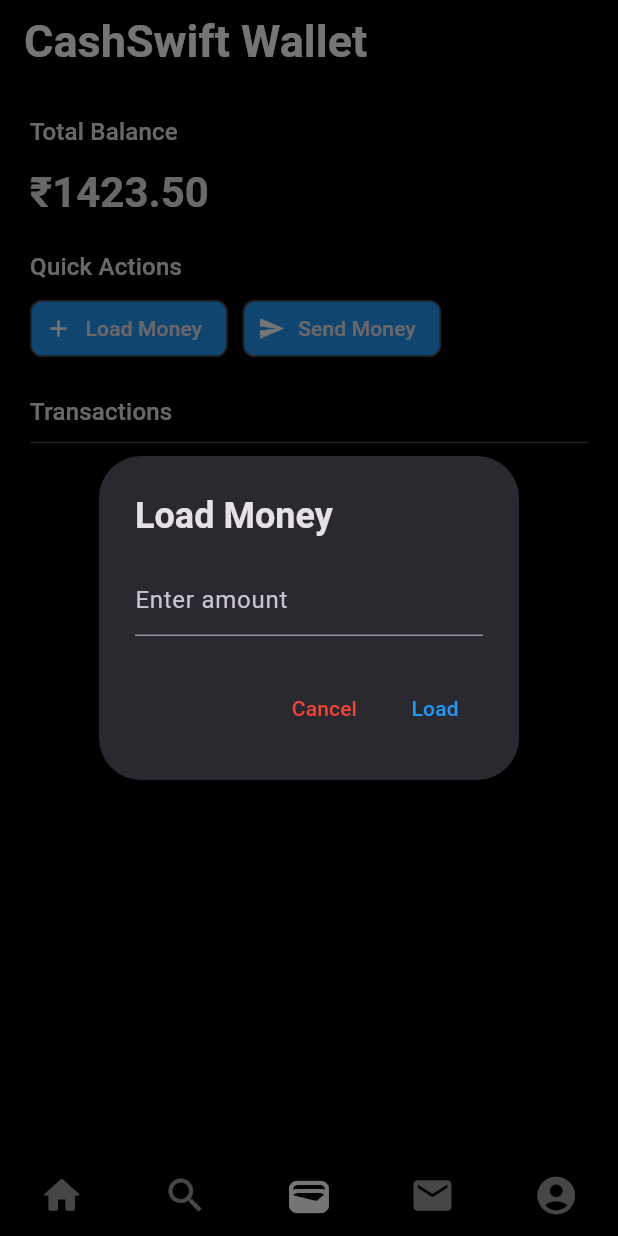
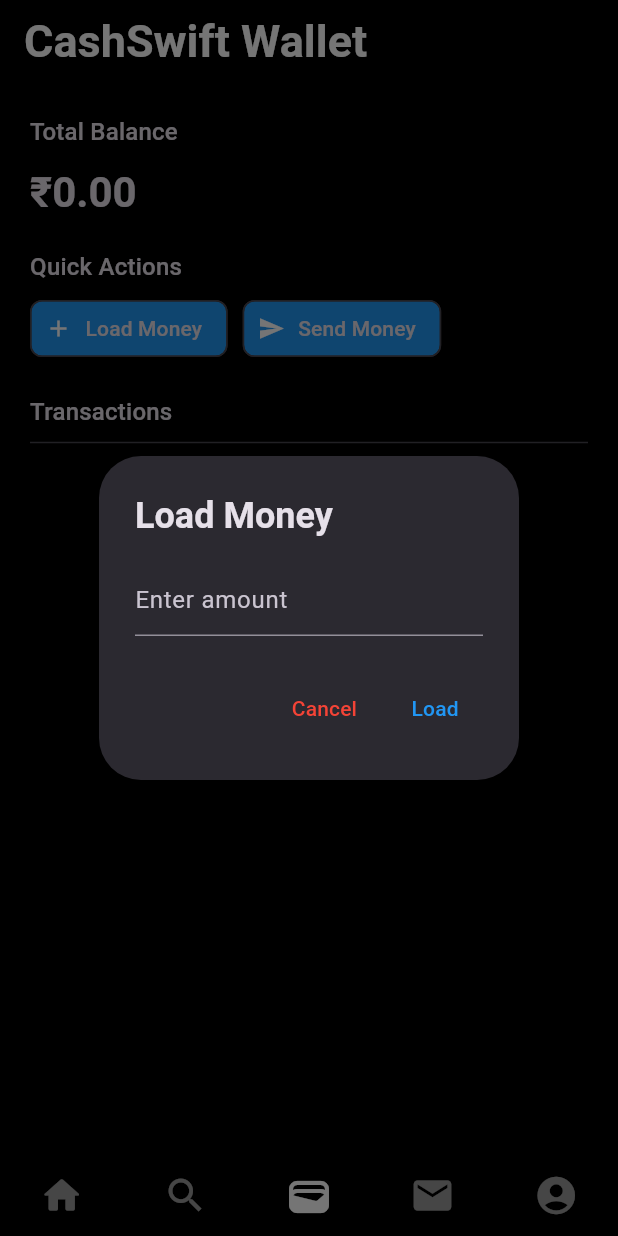
Before and after one commit to notshourya/PulseSocialXCashswift, a Flutter app: the screen it shows once a user with an empty profile is signed in, item 3 of the bottom bar chosen, after a tap on "Load Money", on a phone screen of 412 x 824 dp. Run offline on Flutter 3.47's test engine with Material 3 defaults, Android fonts, the phone set to English and light mode, and no system bars; our stand-ins replace animated_text_kit, cloud_firestore, firebase_auth, firebase_core, firebase_storage, flutter_spinkit and 3 more; accounts and stored records are empty; network calls fail.

Commit message:
Implement new features like payment. still an error in transaction history tho

```diff
--- a/lib/main.dart
+++ b/lib/main.dart
@@ -7,7 +7,6 @@ import 'package:pulse_social/responsive/mobile_screen_layout.dart';
 import 'package:pulse_social/responsive/responsive_layout_screen.dart';
 import 'package:pulse_social/responsive/tablet_screen_layout_screen.dart';
 import 'package:pulse_social/responsive/webscreen_layout.dart';
-//import 'package:pulse_social/screens/home_screen.dart';
 import 'package:pulse_social/screens/login_screen.dart';
 import 'package:pulse_social/screens/signup_screen.dart';
 import 'package:pulse_social/utility/colors.dart';
--- a/lib/model/user.dart
+++ b/lib/model/user.dart
@@ -24,20 +24,24 @@ class User {
   });
 
   static User fromSnap(DocumentSnapshot snap) {
-    var snapshot = snap.data() as Map<String, dynamic>;
+  if (!snap.exists) {
+    throw Exception("User does not exist");
+  }
 
-    return User(
-      username: snapshot["username"],
-      uid: snapshot["uid"],
-      email: snapshot["email"],
-      photoUrl: snapshot["photoUrl"] ?? "",
-      bio: snapshot["bio"],
-      followers: snapshot["followers"],
-      following: snapshot["following"],
-      accountBalance: snapshot["accountBalance"]?.toDouble() ?? 0.0, // Safely convert to double
-      upiId: snapshot["upiId"] ?? "${snapshot["username"]}@cashswift", // Default UPI ID if not set
-    );
-  }
+  var snapshot = snap.data() as Map<String, dynamic>? ?? {}; // Provides an empty map as a fallback
+
+  return User(
+    username: snapshot["username"] ?? "", // Provide default values to avoid null
+    uid: snapshot["uid"] ?? "",
+    email: snapshot["email"] ?? "",
+    photoUrl: snapshot["photoUrl"] ?? "",
+    bio: snapshot["bio"] ?? "",
+    followers: snapshot["followers"] ?? [],
+    following: snapshot["following"] ?? [],
+    accountBalance: snapshot["accountBalance"]?.toDouble() ?? 0.0, // Safely convert to double
+    upiId: snapshot["upiId"] ?? "${snapshot["username"] ?? ""}@cashswift", // Handle null username
+  );
+}
 
   Map<String, dynamic> toJson() => {
         "username": username,
--- a/lib/responsive/webscreen_layout.dart
+++ b/lib/responsive/webscreen_layout.dart
@@ -12,7 +12,7 @@ class WebScreenLayout extends StatefulWidget {
 
 class _WebScreenLayoutState extends State<WebScreenLayout> {
   int _page = 0;
-  late PageController pageController; // for tabs animation
+  late PageController pageController;
 
   @override
   void initState() {
@@ -33,7 +33,6 @@ class _WebScreenLayoutState extends State<WebScreenLayout> {
   }
 
   void navigationTapped(int page) {
-    //Animating Page
     pageController.jumpToPage(page);
     setState(() {
       _page = page;
--- a/lib/screens/addpost_screen.dart
+++ b/lib/screens/addpost_screen.dart
@@ -129,7 +129,7 @@ class _AddPostScreenState extends State<AddPostScreen> {
         centerTitle: true,
       ),
       body: isLoading
-          ? const Center(child: CircularProgressIndicator())
+          ? const Center(child: CircularProgressIndicator(color: Colors.blue,))
           : _file == null ? buildSelectionScreen() : buildPostForm(userProvider),
       floatingActionButton: _file != null ? FloatingActionButton(
         onPressed: () => postImage(
--- a/lib/screens/cashswift_screen.dart
+++ b/lib/screens/cashswift_screen.dart
@@ -1,8 +1,9 @@
+import 'package:cloud_firestore/cloud_firestore.dart';
 import 'package:flutter/material.dart';
+import 'package:intl/intl.dart';
 import 'package:pulse_social/screens/payments_screen.dart';
 import 'package:pulse_social/utility/colors.dart';
-import 'package:flutter/material.dart';
-
+import 'package:firebase_auth/firebase_auth.dart';
 
 class WalletHomePage extends StatefulWidget {
   @override
@@ -10,7 +11,41 @@ class WalletHomePage extends StatefulWidget {
 }
 
 class _WalletHomePageState extends State<WalletHomePage> {
-  double _accountBalance = 1423.50;
+  double _accountBalance = 0.0;
+
+  @override
+  void initState() {
+    super.initState();
+    fetchUserBalance();
+  }
+
+  Future<void> fetchUserBalance() async {
+    User? currentUser = FirebaseAuth.instance.currentUser;
+    if (currentUser != null) {
+      var userData = await FirebaseFirestore.instance
+          .collection('users')
+          .doc(currentUser.uid)
+          .get();
+      setState(() {
+        _accountBalance = userData.data()?['accountBalance']?.toDouble() ?? 0.0;
+      });
+    }
+  }
+
+  void updateAccountBalance(double amount) async {
+    User? currentUser = FirebaseAuth.instance.currentUser;
+    if (currentUser != null) {
+      double newBalance = _accountBalance + amount;
+      if (newBalance >= 0) {
+        await FirebaseFirestore.instance
+            .collection('users')
+            .doc(currentUser.uid)
+            .update({
+          'accountBalance': newBalance,
+        }).then((value) => fetchUserBalance());
+      }
+    }
+  }
 
   void _loadMoneyDialog() {
     final TextEditingController _amountController = TextEditingController();
@@ -18,24 +53,33 @@ class _WalletHomePageState extends State<WalletHomePage> {
       context: context,
       builder: (BuildContext context) {
         return AlertDialog(
-          title: Text('Load Money', style: TextStyle(fontWeight: FontWeight.bold),),
+          title: const Text('Load Money',
+              style: TextStyle(fontWeight: FontWeight.bold)),
           content: TextField(
             keyboardType: TextInputType.number,
-            decoration: InputDecoration(hintText: 'Enter amount'),
+            decoration: const InputDecoration(hintText: 'Enter amount'),
             controller: _amountController,
           ),
           actions: <Widget>[
             TextButton(
-              child: Text('Cancel', style: TextStyle(color: Colors.red),),
+              child: const Text('Cancel', style: TextStyle(color: Colors.red)),
               onPressed: () => Navigator.of(context).pop(),
             ),
             TextButton(
-              child: Text('Load' , style: TextStyle(color: Colors.blue),),
+              child: const Text('Load', style: TextStyle(color: Colors.blue)),
               onPressed: () {
-                setState(() {
-                  _accountBalance += double.parse(_amountController.text);
-                });
-                Navigator.of(context).pop();
+                double amount = double.tryParse(_amountController.text) ?? 0;
+                if (amount > 0) {
+                  updateAccountBalance(amount);
+                  Navigator.of(context).pop();
+                } else {
+                  Navigator.of(context).pop();
+                  ScaffoldMessenger.of(context).showSnackBar(
+                    const SnackBar(
+                        content: Text(
+                            "Please enter a valid amount greater than zero.")),
+                  );
+                }
               },
             ),
           ],
@@ -49,26 +93,75 @@ class _WalletHomePageState extends State<WalletHomePage> {
       context,
       MaterialPageRoute(
         builder: (context) => PaymentScreen(
-          accountBalance: _accountBalance,
-          onPaymentMade: (double amount) {
-            setState(() {
-              _accountBalance -= amount;
-            });
-          }
-        ),
+            accountBalance: _accountBalance,
+            onPaymentMade: (double amount) {
+              updateAccountBalance(-amount);
+            }),
       ),
     );
   }
 
+  Widget buildTransactionHistory() {
+    return StreamBuilder(
+      stream: FirebaseFirestore.instance
+          .collection('transactions')
+          .orderBy('timestamp', descending: true)
+          .snapshots(),
+      builder: (BuildContext context, AsyncSnapshot<QuerySnapshot> snapshot) {
+        if (snapshot.connectionState == ConnectionState.waiting) {
+          return const Center(child: CircularProgressIndicator());
+        }
 
+        if (snapshot.hasError) {
+          return Center(child: Text('Error: ${snapshot.error}'));
+        }
 
+        if (snapshot.hasData && snapshot.data!.docs.isEmpty) {
+          return const Center(child: Text('No transactions yet.'));
+        }
 
+        return ListView.builder(
+          itemCount: snapshot.data!.docs.length,
+          itemBuilder: (BuildContext context, int index) {
+            var transaction = snapshot.data!.docs[index];
+            return ListTile(
+              leading: Icon(
+                transaction['type'] == 'credit'
+                    ? Icons.arrow_downward
+                    : Icons.arrow_upward,
+                color: transaction['type'] == 'credit'
+                    ? Colors.green
+                    : Colors.red,
+              ),
+              title: Text(transaction['description']),
+              subtitle: Text(
+                DateFormat.yMMMd().add_jm().format(
+                    (transaction['timestamp'] as Timestamp).toDate()),
+              ),
+              trailing: Text(
+                '₹${transaction['amount'].toStringAsFixed(2)}',
+                style: TextStyle(
+                  color: transaction['type'] == 'credit'
+                      ? Colors.green
+                      : Colors.red,
+                ),
+              ),
+            );
+          },
+        );
+      },
+    );
+  }
 
   @override
   Widget build(BuildContext context) {
     return Scaffold(
       appBar: AppBar(
-        title: Text('CashSwift Wallet', style: TextStyle(color: Colors.white, fontWeight: FontWeight.bold, fontSize: 30)),
+        title: Text('CashSwift Wallet',
+            style: TextStyle(
+                color: Colors.white,
+                fontWeight: FontWeight.bold,
+                fontSize: 30)),
         backgroundColor: mobileBackgroundcolor,
       ),
       body: SingleChildScrollView(
@@ -84,7 +177,10 @@ class _WalletHomePageState extends State<WalletHomePage> {
               SizedBox(height: 10),
               Text(
                 '₹${_accountBalance.toStringAsFixed(2)}',
-                style: Theme.of(context).textTheme.headline4?.copyWith(fontWeight: FontWeight.bold),
+                style: Theme.of(context)
+                    .textTheme
+                    .headline4
+                    ?.copyWith(fontWeight: FontWeight.bold),
               ),
               SizedBox(height: 20),
               Text(
@@ -110,13 +206,13 @@ class _WalletHomePageState extends State<WalletHomePage> {
                 ],
               ),
               SizedBox(height: 20),
-              Text(
-                'Transactions',
-                style: Theme.of(context).textTheme.subtitle1,
+              Text('Transactions',
+                  style: Theme.of(context).textTheme.subtitle1),
+              Divider(),
+              Container(
+                height: 200,
+                child: buildTransactionHistory(),
               ),
-              Divider(),
-
-
             ],
           ),
         ),
--- a/lib/screens/comment_screen.dart
+++ b/lib/screens/comment_screen.dart
@@ -10,7 +10,7 @@ import 'package:provider/provider.dart';
 class CommentsScreen extends StatefulWidget {
   final Map<String, dynamic> snap;
 
-  const CommentsScreen({Key? key, required this.snap}) : super(key: key);
+  const CommentsScreen({super.key, required this.snap});
 
   @override
   _CommentsScreenState createState() => _CommentsScreenState();
@@ -98,6 +98,7 @@ class _CommentsScreenState extends State<CommentsScreen> {
                       decoration: BoxDecoration(
                         color: Colors.white24,
                         borderRadius: BorderRadius.circular(25),
+
                       ),
                       child: TextField(
                         controller: _commentController,
--- a/lib/screens/feed_screen.dart
+++ b/lib/screens/feed_screen.dart
@@ -1,23 +1,26 @@
-import 'package:cloud_firestore/cloud_firestore.dart';
 import 'package:flutter/material.dart';
 import 'package:flutter_svg/svg.dart';
 import 'package:pulse_social/screens/addpost_screen.dart';
 import 'package:pulse_social/screens/apollo_ai.dart';
 import 'package:pulse_social/utility/colors.dart';
+import 'package:pulse_social/utility/global_variables.dart';
 import 'package:pulse_social/widgets/post_card.dart';
+import 'package:cloud_firestore/cloud_firestore.dart';
 
 class FeedScreen extends StatelessWidget {
   const FeedScreen({Key? key}) : super(key: key);
 
   @override
   Widget build(BuildContext context) {
+    double width = MediaQuery.of(context).size.width; // Get the width of the screen
+
     return Scaffold(
       appBar: AppBar(
         backgroundColor: mobileBackgroundcolor,
         title: SvgPicture.asset(
           'assets/Pulse_Social_logo.svg',
           color: Colors.white,
-          height: 40, // Adjust the size according to your AppBar height
+          height: 40,
         ),
         actions: [
           IconButton(
@@ -30,6 +33,7 @@ class FeedScreen extends StatelessWidget {
           ),
         ],
       ),
+
       body: StreamBuilder<QuerySnapshot<Map<String, dynamic>>>(
         stream: FirebaseFirestore.instance.collection('posts').snapshots(),
         builder: (context, snapshot) {
@@ -56,7 +60,13 @@ class FeedScreen extends StatelessWidget {
           return ListView.builder(
             itemCount: snapshot.data!.docs.length,
             itemBuilder: (context, index) {
-              return PostCard(snap: snapshot.data!.docs[index].data());
+              return Container(
+                margin: EdgeInsets.symmetric(
+                  horizontal: width > webScreenSize ? width * 0.3 : 0,
+                  vertical: width > webScreenSize ? 15 : 0,
+                ),
+                child: PostCard(snap: snapshot.data!.docs[index].data()),
+              );
             },
           );
         },
--- a/lib/screens/login_screen.dart
+++ b/lib/screens/login_screen.dart
@@ -1,3 +1,4 @@
+import 'package:firebase_auth/firebase_auth.dart';
 import 'package:flutter/material.dart';
 import 'package:flutter_svg/svg.dart';
 import 'package:pulse_social/resources/auth_methods.dart';
@@ -5,13 +6,15 @@ import 'package:pulse_social/responsive/mobile_screen_layout.dart';
 import 'package:pulse_social/responsive/responsive_layout_screen.dart';
 import 'package:pulse_social/responsive/tablet_screen_layout_screen.dart';
 import 'package:pulse_social/responsive/webscreen_layout.dart';
+import 'package:pulse_social/screens/forgot_password.dart';
 import 'package:pulse_social/screens/signup_screen.dart';
 import 'package:pulse_social/utility/colors.dart';
 import 'package:pulse_social/utility/global_variables.dart';
 import 'package:pulse_social/utility/utils.dart';
 import 'package:pulse_social/widgets/text_field_input.dart';
 
-class LoginScreen extends StatefulWidget {
+
+ class LoginScreen extends StatefulWidget {
   const LoginScreen({super.key});
 
   @override
@@ -29,6 +32,13 @@ class _LoginScreenState extends State<LoginScreen> {
     _passwordController.dispose();
     super.dispose();
   }
+
+  void navigateToForgotPassword() {
+  Navigator.push(
+    context,
+    MaterialPageRoute(builder: (context) => ForgotPasswordScreen()),
+  );
+}
 
   Future<void> loginUser() async {
     setState(() => _isLoading = true);
@@ -56,6 +66,7 @@ class _LoginScreenState extends State<LoginScreen> {
         .push(MaterialPageRoute(builder: (context) => const SignupScreen()));
   }
 
+
   @override
   Widget build(BuildContext context) {
     return Scaffold(
@@ -70,7 +81,11 @@ class _LoginScreenState extends State<LoginScreen> {
             crossAxisAlignment: CrossAxisAlignment.center,
             children: [
               const SizedBox(height: 20),
-                SvgPicture.asset('assets/Pulse_Social_logo.svg', color: Colors.white,height: 100,),
+              SvgPicture.asset(
+                'assets/Pulse_Social_logo.svg',
+                color: Colors.white,
+                height: 100,
+              ),
               const SizedBox(height: 0),
               TextFieldInput(
                 textEditingController: _emailController,
@@ -107,6 +122,15 @@ class _LoginScreenState extends State<LoginScreen> {
                 ),
               ),
               const SizedBox(height: 20),
+              GestureDetector(
+                onTap: navigateToForgotPassword,
+                child: const Text(
+                  'Forgot Password?',
+                  style: TextStyle(
+                      color: Colors.blue, fontWeight: FontWeight.bold),
+                ),
+              ),
+              const SizedBox(height: 20),
               Row(
                 mainAxisAlignment: MainAxisAlignment.center,
                 children: [
--- a/lib/screens/profile_screen.dart
+++ b/lib/screens/profile_screen.dart
@@ -3,6 +3,7 @@ import 'package:flutter/material.dart';
 import 'package:cloud_firestore/cloud_firestore.dart';
 import 'package:firebase_auth/firebase_auth.dart';
 import 'package:firebase_storage/firebase_storage.dart';
+import 'package:flutter_svg/svg.dart';
 import 'package:image_picker/image_picker.dart';
 import 'package:pulse_social/resources/auth_methods.dart';
 import 'package:pulse_social/resources/firestore_methods.dart';
@@ -113,9 +114,11 @@ class _ProfileScreenState extends State<ProfileScreen> {
     return Scaffold(
       appBar: AppBar(
         backgroundColor: mobileBackgroundcolor,
-        title: Text("" ?? 'Loading...',
-            style: const TextStyle(fontWeight: FontWeight.bold)),
-        centerTitle: true,
+         title: SvgPicture.asset(
+          'assets/Pulse_Social_logo.svg',
+          color: Colors.white,
+          height: 40,
+        ),
       ),
       body: isLoading
           ? const Center(child: CircularProgressIndicator())
--- a/lib/utility/global_variables.dart
+++ b/lib/utility/global_variables.dart
@@ -8,7 +8,7 @@ import 'package:pulse_social/screens/cashswift_screen.dart';
 import 'package:pulse_social/screens/profile_screen.dart';
 import 'package:pulse_social/screens/search_screen.dart';
 
-const webScreenSize = 1200;
+const webScreenSize = 1500;
 //const tabletScreenSize = 100;
 const mobileScreenSize = 1000;
 
--- a/lib/widgets/comment_card.dart
+++ b/lib/widgets/comment_card.dart
@@ -3,7 +3,7 @@ import 'package:intl/intl.dart';
 
 class CommentCard extends StatefulWidget {
   final snap;
-  const CommentCard({Key? key, required this.snap}) : super(key: key);
+  const CommentCard({super.key, required this.snap});
 
   @override
   _CommentCardState createState() => _CommentCardState();
--- a/lib/widgets/post_card.dart
+++ b/lib/widgets/post_card.dart
@@ -83,6 +83,7 @@ class _PostCardState extends State<PostCard> {
         _formatTimestamp(widget.snap['datePublished'].toDate());
 
     return Container(
+
       margin: const EdgeInsets.fromLTRB(4, 2, 4, 2),
       //elevation: 1,
       //  shape: RoundedRectangleBorder(borderRadius: BorderRadius.circular(12)),
@@ -91,7 +92,6 @@ class _PostCardState extends State<PostCard> {
         padding: const EdgeInsets.all(1.0),
         child: Column(
           children: [
-            // Header
             Container(
               padding: const EdgeInsets.symmetric(vertical: 4, horizontal: 10)
                   .copyWith(right: 0),
```
Also changed, not shown: lib/resources/firestore_methods.dart (+26 -32 lines), lib/resources/storage_methods.dart (+10 -10 lines), lib/screens/forgot_password.dart (added, +100 -0 lines), lib/screens/payments_screen.dart (+64 -40 lines), lib/screens/chats_section.dart (added).
